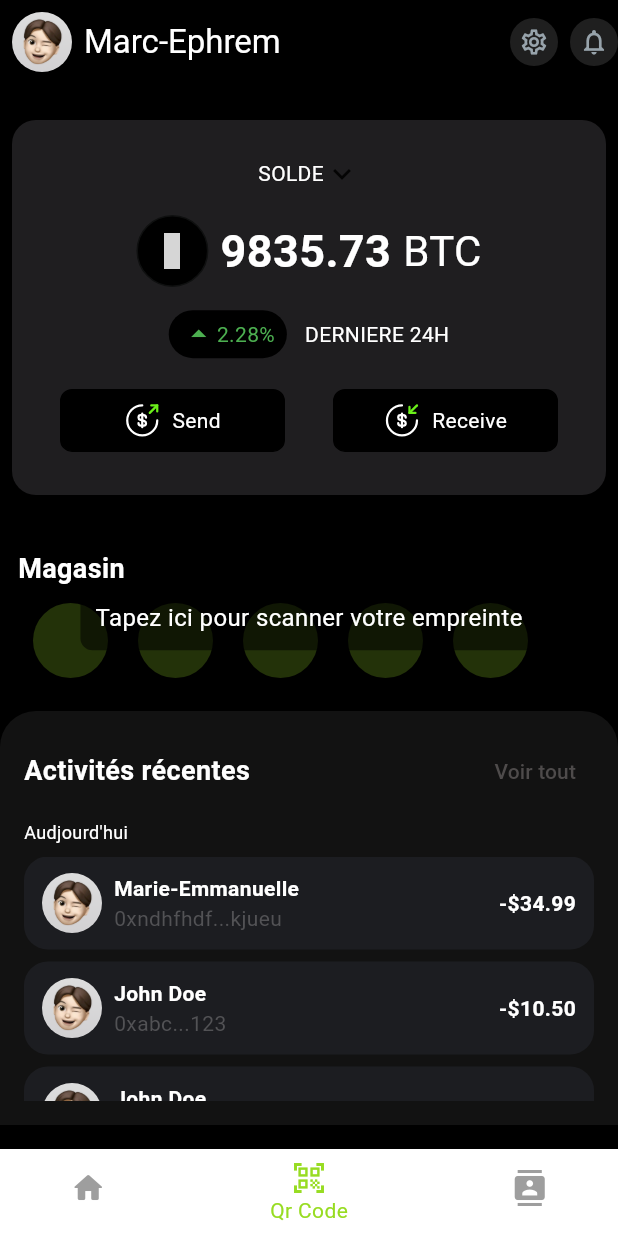
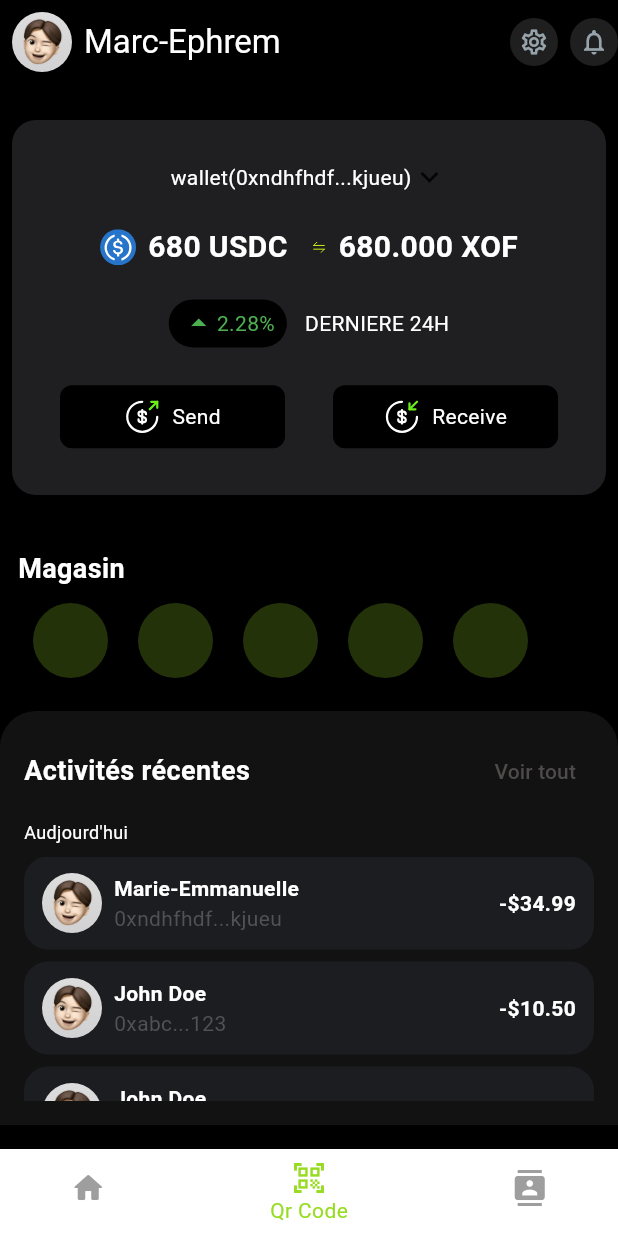
Before and after one commit to ikhela-04KK/Fees, a Flutter app: the HomePage screen opened directly, item 2 of the bottom bar chosen, on a phone screen of 412 x 824 dp. Run offline on Flutter 3.47's test engine with Material 3 defaults, Android fonts, the phone set to English and light mode, and no system bars; our stand-ins replace flutter_animate, flutter_svg, gap, local_auth, lottie, smooth_page_indicator; missing offline and left inert: crypto_font_icons; Roboto replaces fonts that are missing (jbm); grey boxes are pictures that could not be loaded.

Commit message:
add equivalent money

```diff
--- a/lib/constants/setup_pay.dart
+++ b/lib/constants/setup_pay.dart
@@ -16,6 +16,7 @@ class SetupPay extends StatelessWidget {
         height: 250,
         decoration: BoxDecoration(
           color: Color.fromARGB(255, 31, 30, 32),
+
           borderRadius: BorderRadius.circular(16),
         ),
         padding: const EdgeInsets.all(16),
@@ -26,13 +27,12 @@ class SetupPay extends StatelessWidget {
               mainAxisAlignment: MainAxisAlignment.center,
               children: [
                 Text(
-                  "SOLDE",
-                  style: TextStyle(
-                    color: Colors.white
-                  ),
+                  "wallet(0xndhfhdf...kjueu)",
+                  style: TextStyle(color: Colors.white),
                 ),
                 Icon(
                   Icons.keyboard_arrow_down,
+
                 )
               ],
             ),
@@ -40,52 +40,66 @@ class SetupPay extends StatelessWidget {
               mainAxisAlignment: MainAxisAlignment.center,
               children: [
                 Container(
-                  height: 48,
-                  width: 48,
+                  height: 24.0,
+                  width: 24.0,
                   decoration: BoxDecoration(
-                    border: Border.all(
-                      color:  Color.fromARGB(255, 15, 16, 16),
+                    // border: Border.all(
+                    //   color: Color.fromARGB(255, 15, 16, 16),
+                    // ),
+                    shape: BoxShape.circle,
+                    // color: Color.fromARGB(255, 0, 0, 0),
+                  ),
+                  child: SvgPicture.asset(
+                      "assets/images/usd-coin-usdc-logo.svg",
+                      width: 24.0,
+                      height: 24.0,
                     ),
-                    shape: BoxShape.circle,
-                    color: Color.fromARGB(255, 0, 0, 0),
-                  ),
-                  child: const Center(
-                    child: Icon(
-                      CryptoFontIcons.BTC,
-                      color: Color.fromARGB(255, 4, 85, 14),
-                    ),
-                  ),
+
+                  // ),
                 ),
                 const SizedBox(
                   width: 8,
                 ),
+
                 const Text(
-                  "9835.73",
+                  "680 USDC",
                   style: TextStyle(
-                    fontWeight: FontWeight.bold,
-                    fontSize: 30,
-                    color: Colors.white
-                  ),
+                      fontWeight: FontWeight.bold,
+                      fontSize: 20,
+                      color: Colors.white),
                 ),
                 const SizedBox(
                   width: 8,
                 ),
+                // const Text(
+                //   "USDC",
+                //   style: TextStyle(fontSize: 20, color: Colors.white),
+                // ),
+                SizedBox(width: 8,),
+                SvgPicture.asset(
+                  "assets/images/arrow-swap-horizontal.svg",
+                  width: 10,
+                  colorFilter: ColorFilter.mode(Color(0xffD0FF12), BlendMode.srcIn),
+                ),
+                SizedBox(width: 8,),
                 const Text(
-                  "BTC",
+                  "680.000 XOF",
                   style: TextStyle(
-                    fontSize: 28,
-                    color: Colors.white
-                  ),
+                      fontWeight: FontWeight.bold,
+                      fontSize: 20,
+                      color: Colors.white),
                 ),
+
               ],
             ),
             Row(
               mainAxisAlignment: MainAxisAlignment.center,
               children: [
                 Container(
-                  padding: const EdgeInsets.symmetric(horizontal: 8, vertical: 4),
+                  padding:
+                      const EdgeInsets.symmetric(horizontal: 8, vertical: 4),
                   decoration: BoxDecoration(
-                    color:  Color.fromARGB(255, 0, 0, 0),
+                    color: Color.fromARGB(255, 0, 0, 0),
                     borderRadius: BorderRadius.circular(24),
                   ),
                   child: Row(
@@ -98,7 +112,6 @@ class SetupPay extends StatelessWidget {
                         "2.28%",
                         style: TextStyle(
                           color: Colors.green,
-
                         ),
                       )
                     ],
@@ -109,9 +122,7 @@ class SetupPay extends StatelessWidget {
                 ),
                 const Text(
                   "DERNIERE 24H",
-                  style: TextStyle(
-                    color: Colors.white
-                  ),
+                  style: TextStyle(color: Colors.white),
                 ),
               ],
             ),
@@ -130,16 +141,14 @@ class SetupPay extends StatelessWidget {
                     ),
                     child: Row(
                       mainAxisAlignment: MainAxisAlignment.center,
-                      children:  [
+                      children: [
                         SvgPicture.asset("assets/images/money-send.svg"),
                         SizedBox(
                           width: 8,
                         ),
                         Text(
                           "Send",
-                          style: TextStyle(
-                            color: Colors.white
-                          ),
+                          style: TextStyle(color: Colors.white),
                         ),
                       ],
                     ),
@@ -156,14 +165,13 @@ class SetupPay extends StatelessWidget {
                     child: Row(
                       mainAxisAlignment: MainAxisAlignment.center,
                       children: [
-                          SvgPicture.asset("assets/images/money-recive.svg"),                        SizedBox(
+                        SvgPicture.asset("assets/images/money-recive.svg"),
+                        SizedBox(
                           width: 8,
                         ),
                         Text(
                           "Receive",
-                          style: TextStyle(
-                            color: Colors.white
-                          ),
+                          style: TextStyle(color: Colors.white),
                         ),
                       ],
                     ),
--- a/lib/main.dart
+++ b/lib/main.dart
@@ -1,9 +1,10 @@
 // ignore_for_file: prefer_const_constructors
 
 // import 'package:cryto_wallet_3/pages/intro_screen/intro_page.dart';
-import 'package:cryto_wallet_3/pages/fingerprint/screen.dart';
-// import 'package:cryto_wallet_3/pages/seed_phrase/screen.dart';
-// import 'package:cryto_wallet_3/pages/wallet/screen/options.dart';
+// import 'package:cryto_wallet_3/pages/fingerprint/screen.dart';
+import 'package:cryto_wallet_3/pages/home_page/home_page.dart';
+import 'package:cryto_wallet_3/pages/seed_phrase/screen.dart';
+import 'package:cryto_wallet_3/pages/wallet/screen/options.dart';
 // import 'package:cryto_wallet_3/pages/swap_pay/swap_pay_const.dart';
 import 'package:cryto_wallet_3/themes/light_mode.dart';
 import 'package:flutter/material.dart';
@@ -26,7 +27,7 @@ class MyApp extends StatelessWidget {
       title: 'Fees',
       // theme: lightMode,
       theme:darkMode,
-      home: FingerPrint(),   // OptionScreen(),
+      home: HomePage(),   // OptionScreen(),
       debugShowCheckedModeBanner: false,
       );
   }
--- a/lib/pages/home_page/home_page.dart
+++ b/lib/pages/home_page/home_page.dart
@@ -67,6 +67,7 @@ class _HomePageState extends State<HomePage> {
   @override
   Widget build(BuildContext context) {
     return Scaffold(
+
         appBar: AppBar(
           backgroundColor: Colors.black,
           foregroundColor: Colors.white,
@@ -90,12 +91,16 @@ class _HomePageState extends State<HomePage> {
         ),
         backgroundColor: Colors.black,
         body: SafeArea(
+
           child: IndexedStack(
+
             // index: pageIndex,
             children: [
               Column(
+
                 children: [
                   Expanded(
+
                     child: Container(
                       margin: const EdgeInsets.only(bottom: 16),
                       decoration: BoxDecoration(
--- a/lib/pages/seed_phrase/screen.dart
+++ b/lib/pages/seed_phrase/screen.dart
@@ -86,7 +86,7 @@ class SeedPhrase extends StatelessWidget {
                       )
                     ),
                     child: Text(
-                      "Next",
+                      "Suivant",
                     )
                     )
             ],
--- a/pubspec.yaml
+++ b/pubspec.yaml
@@ -64,6 +64,8 @@ flutter:
     - assets/images/solana_logo.png
     - assets/images/usdticon.png
     - assets/animation/
+    - assets/images/
+    - assets/images/usd-coin-usdc-logo.svg
 
   fonts:
     - family: jbm
```
Also changed, not shown: assets/images/arrange-square.svg (added), assets/images/arrow-2-1.svg (added), assets/images/arrow-2.svg (added), assets/images/arrow-swap-horizontal-1.svg (added), assets/images/arrow-swap-horizontal.svg (added), assets/images/usd-coin-usdc-logo.svg (added).
